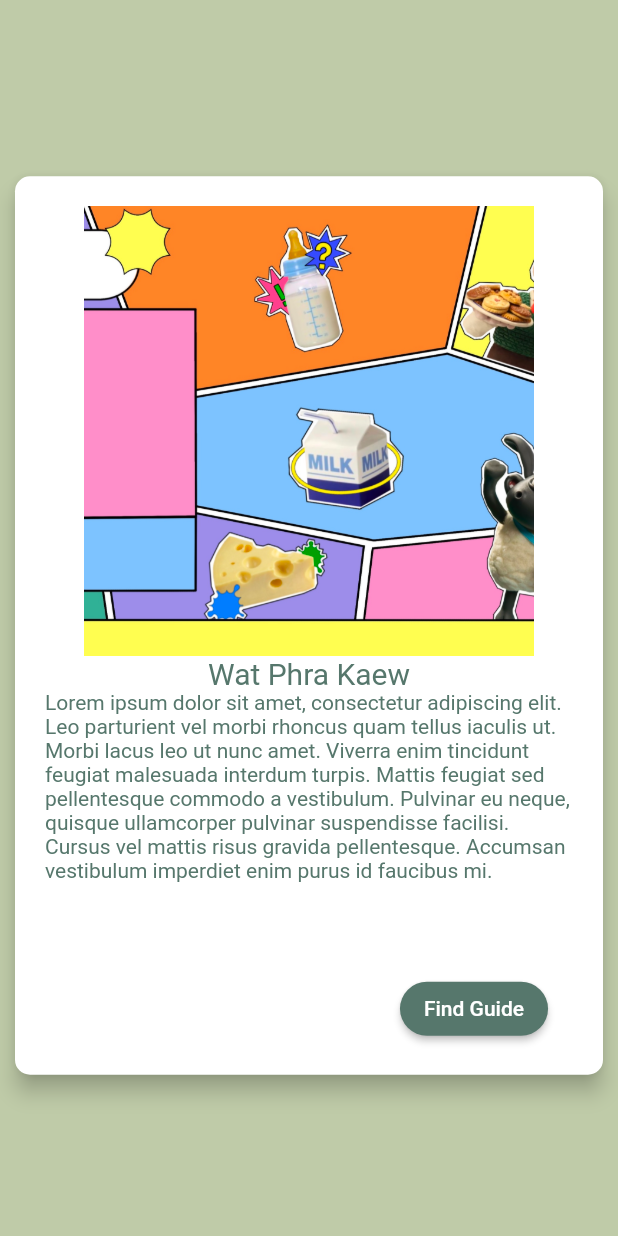
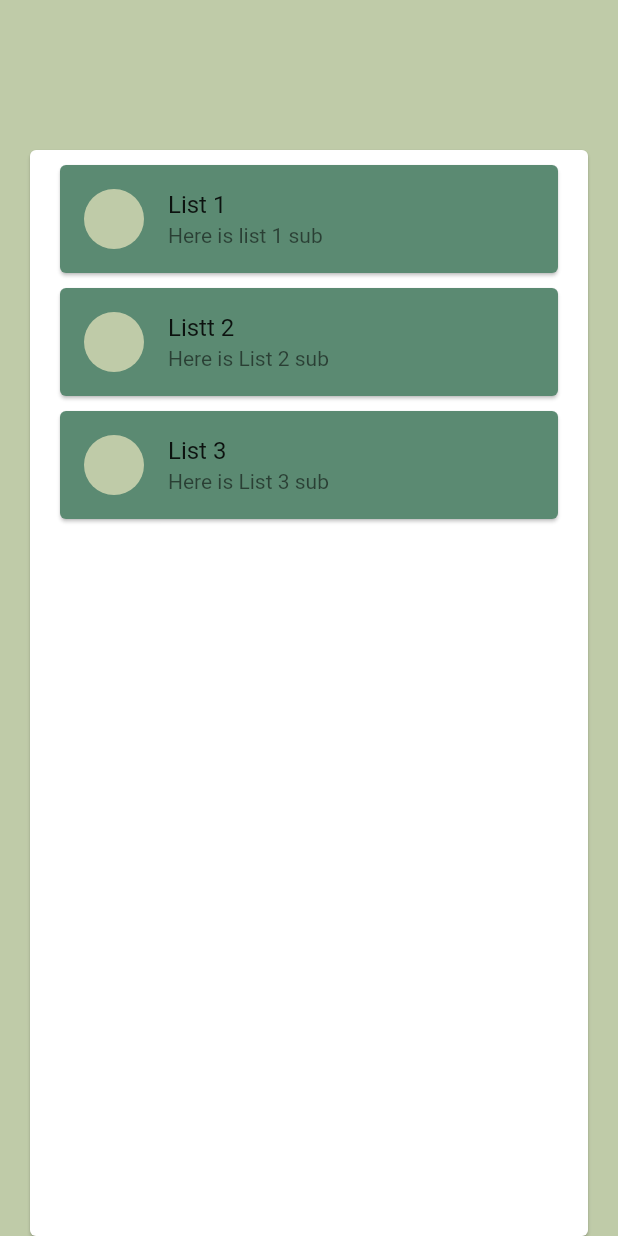
Before and after one commit to PIPPIPP/canbemyguide, a Flutter app: the ReadPage screen opened directly, after a tap on "Find Guide", on a phone screen of 412 x 824 dp. Run offline on Flutter 3.47's test engine with Material 2 defaults, Android fonts, the phone set to English and light mode, and no system bars.

Commit message:
[ADD] findguide page แบบโง่ๆ

```diff
--- /dev/null
+++ b/lib/findguide.dart
@@ -0,0 +1,64 @@
+import 'package:flutter/material.dart';
+
+void main() {
+  runApp(FindGuidPage());
+}
+
+class FindGuidPage extends StatefulWidget {
+  FindGuidPage({Key key}) : super(key: key);
+
+  @override
+  _FindGuidPage createState() => _FindGuidPage();
+}
+
+class _FindGuidPage extends State<FindGuidPage> {
+  final titles = ["List 1", "Listt 2", "List 3"];
+  final subtitles = [
+    "Here is list 1 sub",
+    "Here is List 2 sub",
+    "Here is List 3 sub",
+  ];
+  @override
+  Widget build(BuildContext context) {
+    return Scaffold(
+      backgroundColor: Color(0xffbfcba8),
+      body: Card(
+        margin: EdgeInsets.only(
+          top: 100,
+          left: 20,
+          right: 20,
+        ),
+
+        //    child: Column(children: [
+        //  Expanded(flex: 2,
+        // child: Text('Top Gides')),
+        //Expanded(
+        //flex: 2,
+        child: ListView.builder(
+          itemCount: titles.length,
+          itemBuilder: (context, index) {
+            return Card(
+              color: Color(0xff5b8a72),
+              margin: EdgeInsets.only(
+                left: 20,
+                right: 20,
+                top: 10,
+              ),
+              child: ListTile(
+                onTap: () {},
+                title: Text(titles[index]),
+                subtitle: Text(subtitles[index]),
+                leading: CircleAvatar(
+                  backgroundColor: Color(0xffbfcba8),
+                ),
+              ),
+            );
+          },
+        ),
+      ),
+      // ]
+      // )
+      // )
+    );
+  }
+}
--- a/lib/main.dart
+++ b/lib/main.dart
@@ -4,6 +4,7 @@ import 'sign_in.dart';
 import 'package:itg2/main.dart';
 import 'sign_up.dart';
 import 'inputname.dart';
+import 'findguide.dart';
 
 void main() async {
   WidgetsFlutterBinding.ensureInitialized();
--- a/lib/readpage.dart
+++ b/lib/readpage.dart
@@ -1,4 +1,5 @@
 import 'package:flutter/material.dart';
+import 'package:itg2/findguide.dart';
 
 void main() {
   runApp(ReadPage());
@@ -38,7 +39,9 @@ class _ReadPage extends State<ReadPage> {
                             'Wat Phra Kaew',
                             textAlign: TextAlign.center,
                             style: TextStyle(
-                                color: Color(0xff56776C), fontSize: 20),
+                                color: Color(0xff56776C),
+                                fontSize: 20,
+                                fontWeight: FontWeight.bold),
                           ),
                         ),
                         const InkWell(
@@ -67,7 +70,7 @@ class _ReadPage extends State<ReadPage> {
                             Navigator.pushReplacement(
                                 context,
                                 MaterialPageRoute(
-                                    builder: (context) => ReadPage()))
+                                    builder: (context) => FindGuidPage()))
                           },
                         )))
                   ])),
--- a/lib/sign_in.dart
+++ b/lib/sign_in.dart
@@ -1,4 +1,5 @@
 import 'package:flutter/material.dart';
+import 'package:itg2/firstpage.dart';
 import 'package:itg2/sign_in.dart';
 import 'sign_up.dart';
 import 'inputname.dart';
@@ -71,10 +72,8 @@ class _SigninPageState extends State<SigninPage> {
                   shape: new RoundedRectangleBorder(
                       borderRadius: new BorderRadius.circular(20.0)),
                   onPressed: () => {
-                    Navigator.pushReplacement(
-                        context,
-                        MaterialPageRoute(
-                            builder: (context) => InputNamePage()))
+                    Navigator.pushReplacement(context,
+                        MaterialPageRoute(builder: (context) => FirstPage()))
                   },
                 ))
               ],
--- a/lib/sign_up.dart
+++ b/lib/sign_up.dart
@@ -1,4 +1,5 @@
 import 'package:flutter/material.dart';
+import 'package:itg2/inputname.dart';
 
 void main() {
   runApp(SignupPage());
@@ -74,7 +75,12 @@ class _SignupPageState extends State<SignupPage> {
                   color: Color(0xff56776c),
                   shape: new RoundedRectangleBorder(
                       borderRadius: new BorderRadius.circular(20.0)),
-                  onPressed: () {},
+                  onPressed: () {
+                    Navigator.pushReplacement(
+                        context,
+                        MaterialPageRoute(
+                            builder: (context) => InputNamePage()));
+                  },
                 ))
               ],
             ),
```
Also changed, not shown: lib/guidedetail.dart (added).
